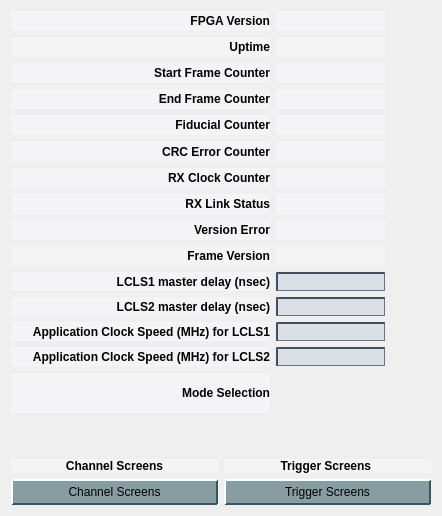
Qt form tpr.ui (cristinasewell/ATCA_PyDM_Screens) before a commit.
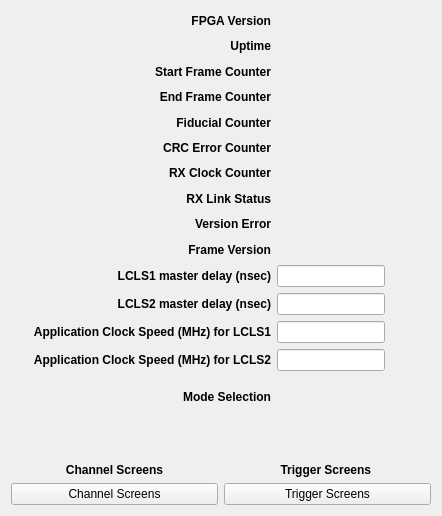
The same form after that commit. Custom widgets are drawn as their Qt base class.

What changed in the file:
```diff
--- a/tpr.ui
+++ b/tpr.ui
@@ -14,160 +14,7 @@
    <string>TPR - ${DEVICE}</string>
   </property>
   <property name="styleSheet">
-   <string notr="true">/* Background color of popup-list.*/ 
-QComboBox QListView{
-    background-color:white;
-    border:1px solid gray;
-}
-/* Needed to complete the rule set. */
-QComboBox::item:alternate {
-    background: white;
-}
-/* Color of the selected list item. */
-QComboBox::item:selected {
-    border: 1px solid transparent;
-    background: #d1ede1;
-}
-/* Indicator will shine through the label text if you don't make it hidden. */
-QComboBox::indicator{
-    background-color:transparent;
-    selection-background-color:transparent;
-    color:transparent;
-    selection-color:transparent;
-}
-
-QFrame{
-  background-color: rgb(244,244,246)
-}
-
-QPushButton {
-    background-color: rgb(136,157,162);
-    border-color: rgb(212,228,233) rgb(50,88,100) rgb(50,88,100) rgb(212,228,233);
-    border-style: outset;
-    border-radius: 1px;
-    border-width: 2px; 
-    padding: 4px;
-}
-QPushButton:hover {
-   background-color: rgb(106,127,132);
-}
-QPushButton:pressed {
-    background-color: rgb(208,229,232);
-    border-style: inset;
-    border-width: 2px;
-	border-color: rgb(50,88,100) rgb(212,228,233) rgb(212,228,233) rgb(50,88,100);
-}
-QPushButton:checked{
-    background-color: rgb(208,229,232);
-    border-style: inset;
-    border-width: 2px;
-	border-color:  rgb(112,134,142) rgb(229,233,235) rgb(239,233,235) rgb(112,134,142);
-}
-QLineEdit {
-  background-color: rgb(218,223,230);
-  border-color: rgb(66,77,96);
-  border-style: inset;
-  border-width: 2px 1px 1px 2px;
-}
-QLineEdit:hover {
- background-color: rgb(198,203,210)
-}
-PyDMLabel {
-  background-color: rgb(189,197,205);
-}
-
- QTabWidget::pane {
-    border: 1px solid black;
-    background: white;
-}
-
-QTabWidget::tab-bar:top {
-    top: 1px;
-}
-
-QTabWidget::tab-bar:bottom {
-    bottom: 1px;
-}
-
-QTabWidget::tab-bar:left {
-    right: 1px;
-}
-
-QTabWidget::tab-bar:right {
-    left: 1px;
-}
-
-QTabBar::tab {
-    border: 1px solid black;
-}
-
-QTabBar::tab:selected {
-    background: rgb(220,229,236);
-}
-
-QTabBar::tab:!selected {
-    background: rgb(132,165,190);
-}
-
-QTabBar::tab:!selected:hover {
-    background: rgb(120,153,178);
-}
-
-QTabBar::tab:top:!selected {
-    margin-top: 3px;
-}
-
-QTabBar::tab:bottom:!selected {
-    margin-bottom: 3px;
-}
-
-QTabBar::tab:top, QTabBar::tab:bottom {
-    min-width: 6ex;
-    margin-right: -1px;
-    padding: 4px 8px 4px 8px;
-	border-radius: 2px;
-}
-
-QTabBar::tab:top:selected {
-    border-bottom-color: none;
-}
-
-QTabBar::tab:bottom:selected {
-    border-top-color: none;
-}
-
-QTabBar::tab:top:last, QTabBar::tab:bottom:last,
-QTabBar::tab:top:only-one, QTabBar::tab:bottom:only-one {
-    margin-right: 0;
-}
-
-QTabBar::tab:left:!selected {
-    margin-right: 3px;
-}
-
-QTabBar::tab:right:!selected {
-    margin-left: 3px;
-}
-
-QTabBar::tab:left, QTabBar::tab:right {
-    min-height: 6ex;
-    margin-bottom: -1px;
-    padding: 8px 5px 8px 5px;
-	border-radius: 2px;
-}
-
-QTabBar::tab:left:selected {
-    border-left-color: none;
-}
-
-QTabBar::tab:right:selected {
-    border-right-color: none;
-}
-
-QTabBar::tab:left:last, QTabBar::tab:right:last,
-QTabBar::tab:left:only-one, QTabBar::tab:right:only-one {
-    margin-bottom: 0;
-}</string>
+   <string notr="true"/>
   </property>
   <layout class="QHBoxLayout" name="horizontalLayout">
    <item>
```
